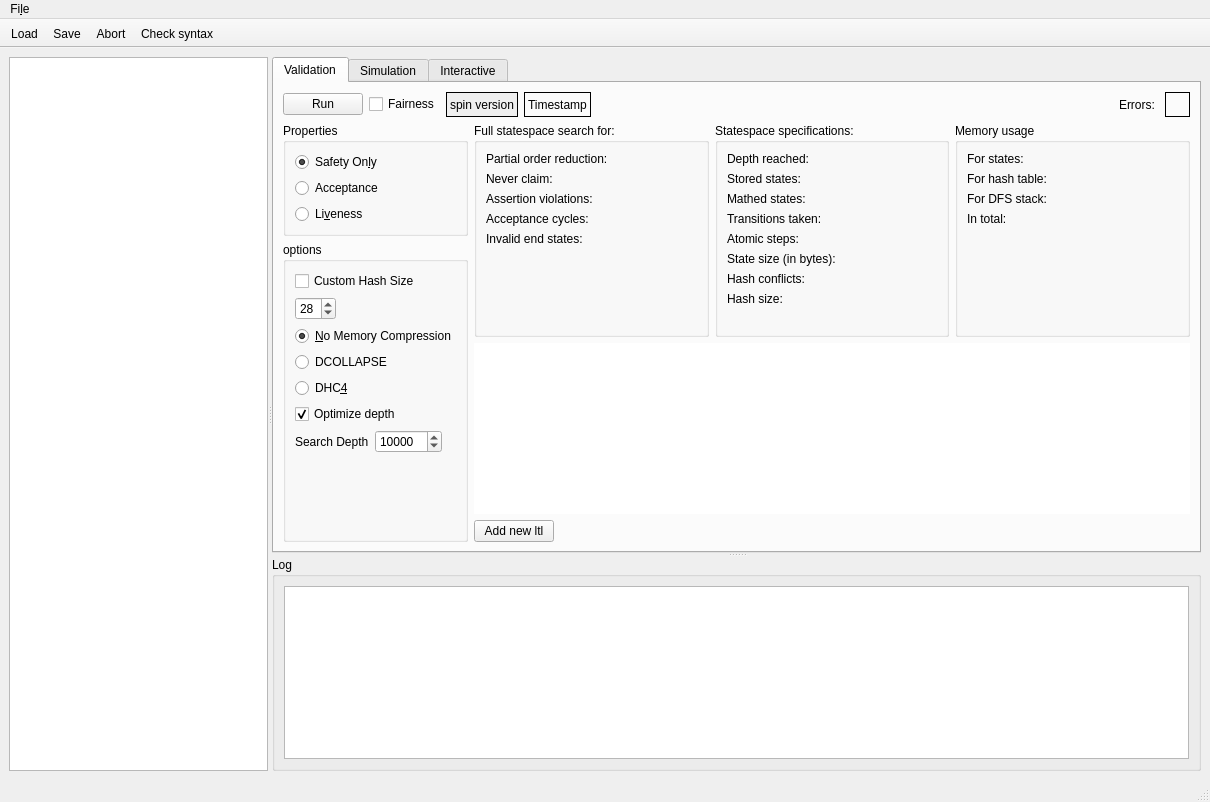
Qt form mainwindow.ui (flamingoen/qspin) before a commit.
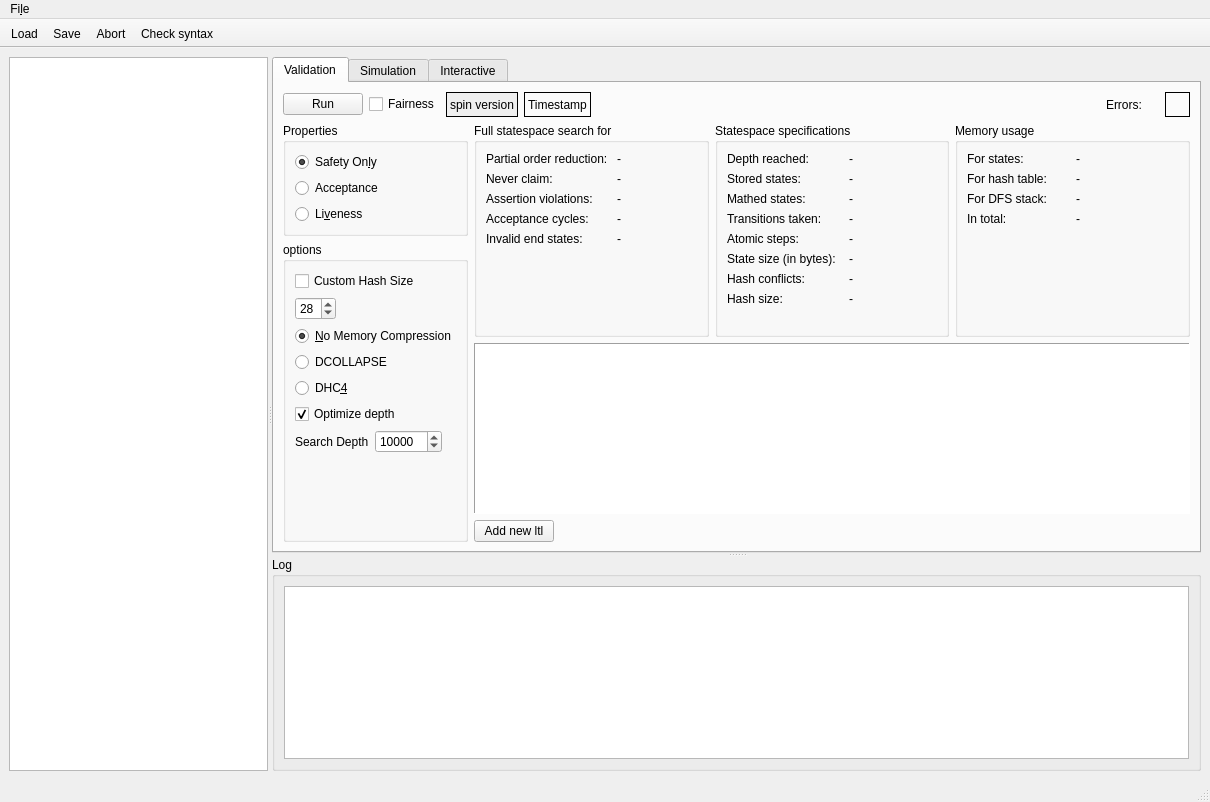
The same form after that commit. Icons and pictures are not drawn. Custom widgets are drawn as their Qt base class.

The edit to the form file:
```diff
--- a/mainwindow.ui
+++ b/mainwindow.ui
@@ -167,6 +167,13 @@
               </property>
              </spacer>
             </item>
+            <item>
+             <widget class="QLabel" name="label_20">
+              <property name="text">
+               <string>Errors: </string>
+              </property>
+             </widget>
+            </item>
             <item>
              <widget class="QLabel" name="errorLabel">
               <property name="sizePolicy">
@@ -176,7 +183,7 @@
                </sizepolicy>
               </property>
               <property name="text">
-               <string>Errors: </string>
+               <string/>
               </property>
              </widget>
             </item>
@@ -387,11 +394,17 @@
                     <verstretch>0</verstretch>
                    </sizepolicy>
                   </property>
+                  <property name="font">
+                   <font>
+                    <weight>50</weight>
+                    <bold>false</bold>
+                   </font>
+                  </property>
                   <property name="autoFillBackground">
                    <bool>false</bool>
                   </property>
                   <property name="title">
-                   <string>Full statespace search for:</string>
+                   <string>Full statespace search for</string>
                   </property>
                   <property name="alignment">
                    <set>Qt::AlignLeading|Qt::AlignLeft|Qt::AlignTop</set>
@@ -399,51 +412,86 @@
                   <property name="flat">
                    <bool>false</bool>
                   </property>
-                  <layout class="QVBoxLayout" name="verticalLayout_2">
-                   <item>
+                  <layout class="QGridLayout" name="gridLayout_11">
+                   <item row="4" column="1">
+                    <widget class="QLabel" name="invalidLabel_2">
+                     <property name="text">
+                      <string>-</string>
+                     </property>
+                    </widget>
+                   </item>
+                   <item row="0" column="1">
                     <widget class="QLabel" name="partialLabel_2">
                      <property name="text">
-                      <string>Partial order reduction: </string>
+                      <string>-</string>
                      </property>
                     </widget>
                    </item>
-                   <item>
+                   <item row="1" column="1">
                     <widget class="QLabel" name="neverLabel_2">
                      <property name="text">
-                      <string>Never claim: </string>
+                      <string>-</string>
                      </property>
                     </widget>
                    </item>
-                   <item>
+                   <item row="2" column="1">
                     <widget class="QLabel" name="assertionLabel_2">
                      <property name="text">
-                      <string>Assertion violations: </string>
+                      <string>-</string>
                      </property>
                     </widget>
                    </item>
-                   <item>
+                   <item row="3" column="1">
                     <widget class="QLabel" name="acceptanceLabel_2">
                      <property name="text">
-                      <string>Acceptance cycles: </string>
+                      <string>-</string>
                      </property>
                     </widget>
                    </item>
-                   <item>
-                    <widget class="QLabel" name="invalidLabel_2">
+                   <item row="2" column="0">
+                    <widget class="QLabel" name="label_5">
+                     <property name="text">
+                      <string>Assertion violations: </string>
+                     </property>
+                    </widget>
+                   </item>
+                   <item row="1" column="0">
+                    <widget class="QLabel" name="label_4">
+                     <property name="text">
+                      <string>Never claim: </string>
+                     </property>
+                    </widget>
+                   </item>
+                   <item row="4" column="0">
+                    <widget class="QLabel" name="label_7">
                      <property name="text">
                       <string>Invalid end states: </string>
                      </property>
                     </widget>
                    </item>
-                   <item>
+                   <item row="3" column="0">
+                    <widget class="QLabel" name="LabelCycleType">
+                     <property name="text">
+                      <string>Acceptance cycles: </string>
+                     </property>
+                    </widget>
+                   </item>
+                   <item row="0" column="0">
+                    <widget class="QLabel" name="label_3">
+                     <property name="text">
+                      <string>Partial order reduction: </string>
+                     </property>
+                    </widget>
+                   </item>
+                   <item row="5" column="0">
                     <spacer name="verticalSpacer">
                      <property name="orientation">
                       <enum>Qt::Vertical</enum>
                      </property>
                      <property name="sizeHint" stdset="0">
                       <size>
-                       <width>0</width>
-                       <height>0</height>
+                       <width>20</width>
+                       <height>40</height>
                       </size>
                      </property>
                     </spacer>
@@ -454,67 +502,126 @@
                 <item>
                  <widget class="QGroupBox" name="groupBox_5">
                   <property name="title">
-                   <string>Statespace specifications:</string>
+                   <string>Statespace specifications</string>
                   </property>
-                  <layout class="QVBoxLayout" name="verticalLayout_7">
-                   <item>
-                    <widget class="QLabel" name="depthLabel">
-                     <property name="text">
-                      <string>Depth reached: </string>
-                     </property>
-                    </widget>
-                   </item>
-                   <item>
+                  <property name="alignment">
+                   <set>Qt::AlignLeading|Qt::AlignLeft|Qt::AlignTop</set>
+                  </property>
+                  <layout class="QGridLayout" name="gridLayout_12">
+                   <item row="1" column="1">
                     <widget class="QLabel" name="storedstatesLabel">
                      <property name="text">
+                      <string>-</string>
+                     </property>
+                    </widget>
+                   </item>
+                   <item row="6" column="0">
+                    <widget class="QLabel" name="label_14">
+                     <property name="text">
+                      <string>Hash conflicts:</string>
+                     </property>
+                    </widget>
+                   </item>
+                   <item row="5" column="0">
+                    <widget class="QLabel" name="label_13">
+                     <property name="text">
+                      <string>State size (in bytes):  </string>
+                     </property>
+                    </widget>
+                   </item>
+                   <item row="2" column="0">
+                    <widget class="QLabel" name="label_10">
+                     <property name="text">
+                      <string>Mathed states: </string>
+                     </property>
+                    </widget>
+                   </item>
+                   <item row="1" column="0">
+                    <widget class="QLabel" name="label_9">
+                     <property name="text">
                       <string>Stored states: </string>
                      </property>
                     </widget>
                    </item>
-                   <item>
+                   <item row="0" column="0">
+                    <widget class="QLabel" name="label_8">
+                     <property name="text">
+                      <string>Depth reached: </string>
+                     </property>
+                    </widget>
+                   </item>
+                   <item row="7" column="1">
+                    <widget class="QLabel" name="hashsizeLabel">
+                     <property name="text">
+                      <string>-</string>
+                     </property>
+                    </widget>
+                   </item>
+                   <item row="0" column="1">
+                    <widget class="QLabel" name="depthLabel">
+                     <property name="text">
+                      <string>-</string>
+                     </property>
+                    </widget>
+                   </item>
+                   <item row="2" column="1">
                     <widget class="QLabel" name="matchedstatesLabel">
                      <property name="text">
-                      <string>Mathed states: </string>
+                      <string>-</string>
                      </property>
                     </widget>
                    </item>
-                   <item>
+                   <item row="5" column="1">
+                    <widget class="QLabel" name="statesizeLabel">
+                     <property name="text">
+                      <string>-</string>
+                     </property>
+                    </widget>
+                   </item>
+                   <item row="3" column="1">
                     <widget class="QLabel" name="transitionLabel">
                      <property name="text">
-                      <string>Transitions taken: </string>
+                      <string>-</string>
                      </property>
                     </widget>
                    </item>
-                   <item>
+                   <item row="4" column="1">
                     <widget class="QLabel" name="atomicLabel">
                      <property name="text">
-                      <string>Atomic steps:</string>
+                      <string>-</string>
                      </property>
                     </widget>
                    </item>
-                   <item>
-                    <widget class="QLabel" name="statesizeLabel">
-                     <property name="text">
-                      <string>State size (in bytes):  </string>
-                     </property>
-                    </widget>
-                   </item>
-                   <item>
+                   <item row="6" column="1">
                     <widget class="QLabel" name="hashconflictsLabel">
                      <property name="text">
-                      <string>Hash conflicts:</string>
+                      <string>-</string>
                      </property>
                     </widget>
                    </item>
-                   <item>
-                    <widget class="QLabel" name="hashsizeLabel">
+                   <item row="3" column="0">
+                    <widget class="QLabel" name="label_11">
+                     <property name="text">
+                      <string>Transitions taken: </string>
+                     </property>
+                    </widget>
+                   </item>
+                   <item row="4" column="0">
+                    <widget class="QLabel" name="label_12">
+                     <property name="text">
+                      <string>Atomic steps:</string>
+                     </property>
+                    </widget>
+                   </item>
+                   <item row="7" column="0">
+                    <widget class="QLabel" name="label_15">
                      <property name="text">
                       <string>Hash size:</string>
                      </property>
                     </widget>
                    </item>
-                   <item>
-                    <spacer name="verticalSpacer_6">
+                   <item row="8" column="0">
+                    <spacer name="verticalSpacer_3">
                      <property name="orientation">
                       <enum>Qt::Vertical</enum>
                      </property>
@@ -534,37 +641,68 @@
                   <property name="title">
                    <string>Memory usage</string>
                   </property>
-                  <layout class="QVBoxLayout" name="verticalLayout_9">
-                   <item>
+                  <property name="alignment">
+                   <set>Qt::AlignLeading|Qt::AlignLeft|Qt::AlignTop</set>
+                  </property>
+                  <layout class="QGridLayout" name="gridLayout_13">
+                   <item row="3" column="1">
+                    <widget class="QLabel" name="totalmemoryLabel">
+                     <property name="text">
+                      <string>-</string>
+                     </property>
+                    </widget>
+                   </item>
+                   <item row="0" column="1">
                     <widget class="QLabel" name="statememoryLabel">
                      <property name="text">
-                      <string>For states:</string>
+                      <string>-</string>
                      </property>
                     </widget>
                    </item>
-                   <item>
+                   <item row="1" column="1">
                     <widget class="QLabel" name="hashmemoryLabel">
                      <property name="text">
-                      <string>For hash table:</string>
+                      <string>-</string>
                      </property>
                     </widget>
                    </item>
-                   <item>
+                   <item row="2" column="1">
                     <widget class="QLabel" name="DFSmemoryLabel">
                      <property name="text">
+                      <string>-</string>
+                     </property>
+                    </widget>
+                   </item>
+                   <item row="2" column="0">
+                    <widget class="QLabel" name="label_18">
+                     <property name="text">
                       <string>For DFS stack:</string>
                      </property>
                     </widget>
                    </item>
-                   <item>
-                    <widget class="QLabel" name="totalmemoryLabel">
+                   <item row="3" column="0">
+                    <widget class="QLabel" name="label_19">
                      <property name="text">
                       <string>In total:</string>
                      </property>
                     </widget>
                    </item>
-                   <item>
-                    <spacer name="verticalSpacer_5">
+                   <item row="1" column="0">
+                    <widget class="QLabel" name="label_17">
+                     <property name="text">
+                      <string>For hash table:</string>
+                     </property>
+                    </widget>
+                   </item>
+                   <item row="0" column="0">
+                    <widget class="QLabel" name="label_16">
+                     <property name="text">
+                      <string>For states:</string>
+                     </property>
+                    </widget>
+                   </item>
+                   <item row="4" column="0">
+                    <spacer name="verticalSpacer_4">
                      <property name="orientation">
                       <enum>Qt::Vertical</enum>
                      </property>
@@ -584,7 +722,7 @@
               <item>
                <widget class="QListWidget" name="ltlList">
                 <property name="frameShape">
-                 <enum>QFrame::NoFrame</enum>
+                 <enum>QFrame::Panel</enum>
                 </property>
                 <property name="frameShadow">
                  <enum>QFrame::Sunken</enum>
```
